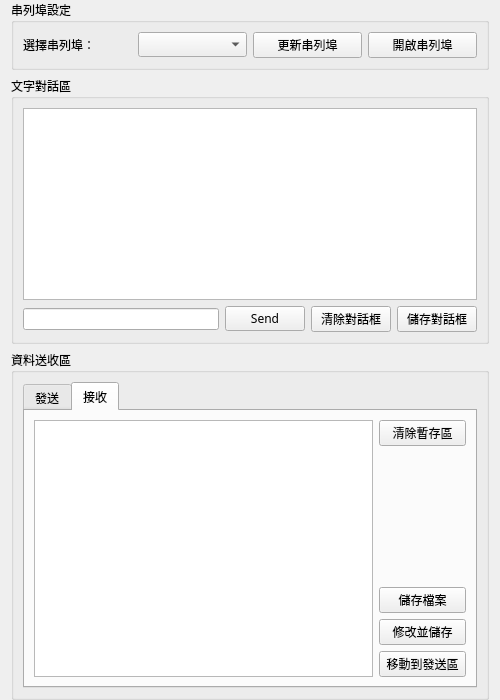
The window that ui/hmi.ui (mickey9910326/ASA_HMI_Data_Agent) describes before a commit, drawn with Qt 5.
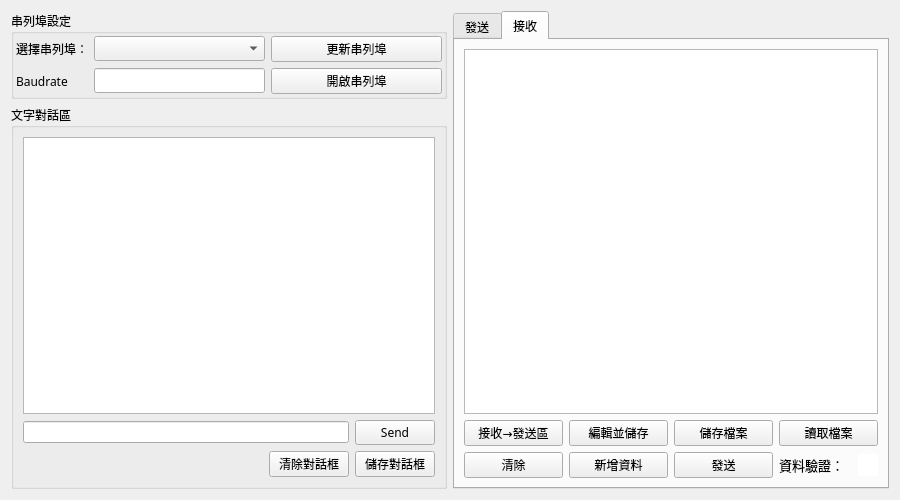
The same window after the commit. The open tabs and pages were chosen to show the change.

Diff of the .ui file:
```diff
--- a/ui/hmi.ui
+++ b/ui/hmi.ui
@@ -6,8 +6,8 @@
    <rect>
     <x>0</x>
     <y>0</y>
-    <width>500</width>
-    <height>700</height>
+    <width>900</width>
+    <height>500</height>
    </rect>
   </property>
   <property name="font">
@@ -15,19 +15,9 @@
     <family>微軟正黑體</family>
    </font>
   </property>
-  <layout class="QVBoxLayout" name="topLayout">
-   <property name="spacing">
-    <number>6</number>
-   </property>
-   <property name="sizeConstraint">
-    <enum>QLayout::SetDefaultConstraint</enum>
-   </property>
-   <property name="topMargin">
-    <number>0</number>
-   </property>
-   <property name="bottomMargin">
-    <number>0</number>
-   </property>
+  <layout class="QHBoxLayout" name="horizontalLayout">
+   <item>
+    <layout class="QVBoxLayout" name="verticalLayout">
    <item>
     <widget class="QGroupBox" name="groupBox_Serial">
      <property name="enabled">
@@ -58,8 +48,28 @@
       <set>Qt::AlignLeading|Qt::AlignLeft|Qt::AlignTop</set>
      </property>
      <layout class="QHBoxLayout" name="horizontalLayout_2">
+        <property name="leftMargin">
+         <number>2</number>
+        </property>
+        <property name="topMargin">
+         <number>2</number>
+        </property>
+        <property name="rightMargin">
+         <number>2</number>
+        </property>
+        <property name="bottomMargin">
+         <number>2</number>
+        </property>
       <item>
-       <widget class="QLabel" name="label">
+         <layout class="QGridLayout" name="gridLayout_3">
+          <item row="0" column="0">
+           <widget class="QLabel" name="s_labelChoosePort">
+            <property name="minimumSize">
+             <size>
+              <width>0</width>
+              <height>24</height>
+             </size>
+            </property>
         <property name="maximumSize">
          <size>
           <width>16777215</width>
@@ -77,30 +87,73 @@
         </property>
        </widget>
       </item>
-      <item>
-       <widget class="QComboBox" name="s_portComboBox"/>
-      </item>
-      <item>
+          <item row="0" column="1">
+           <widget class="QComboBox" name="s_portComboBox">
+            <property name="sizePolicy">
+             <sizepolicy hsizetype="Expanding" vsizetype="Fixed">
+              <horstretch>0</horstretch>
+              <verstretch>0</verstretch>
+             </sizepolicy>
+            </property>
+           </widget>
+          </item>
+          <item row="1" column="1">
+           <widget class="QLineEdit" name="s_lineEditBaudrate"/>
+          </item>
+          <item row="1" column="0">
+           <widget class="QLabel" name="s_labelBaudrte">
+            <property name="maximumSize">
+             <size>
+              <width>16777215</width>
+              <height>16777215</height>
+             </size>
+            </property>
+            <property name="baseSize">
+             <size>
+              <width>0</width>
+              <height>0</height>
+             </size>
+            </property>
+            <property name="text">
+             <string>Baudrate</string>
+            </property>
+           </widget>
+          </item>
+          <item row="0" column="2">
        <widget class="QPushButton" name="s_btnUpdatePortList">
+            <property name="sizePolicy">
+             <sizepolicy hsizetype="Expanding" vsizetype="Fixed">
+              <horstretch>0</horstretch>
+              <verstretch>0</verstretch>
+             </sizepolicy>
+            </property>
         <property name="text">
          <string>更新串列埠</string>
         </property>
        </widget>
       </item>
-      <item>
+          <item row="1" column="2">
        <widget class="QPushButton" name="s_btnPortToggle">
+            <property name="sizePolicy">
+             <sizepolicy hsizetype="Expanding" vsizetype="Fixed">
+              <horstretch>0</horstretch>
+              <verstretch>0</verstretch>
+             </sizepolicy>
+            </property>
         <property name="text">
          <string>開啟串列埠</string>
         </property>
        </widget>
       </item>
      </layout>
+        </item>
+       </layout>
     </widget>
    </item>
    <item>
     <widget class="QGroupBox" name="groupBox_Terminal">
      <property name="sizePolicy">
-      <sizepolicy hsizetype="Preferred" vsizetype="Minimum">
+        <sizepolicy hsizetype="Preferred" vsizetype="Expanding">
        <horstretch>0</horstretch>
        <verstretch>0</verstretch>
       </sizepolicy>
@@ -133,7 +186,7 @@
          <bool>true</bool>
         </property>
         <property name="sizePolicy">
-         <sizepolicy hsizetype="Preferred" vsizetype="Preferred">
+           <sizepolicy hsizetype="Expanding" vsizetype="Expanding">
           <horstretch>0</horstretch>
           <verstretch>0</verstretch>
          </sizepolicy>
@@ -152,79 +205,91 @@
        </widget>
       </item>
       <item>
-       <layout class="QHBoxLayout" name="horizontalLayout">
-        <property name="sizeConstraint">
-         <enum>QLayout::SetFixedSize</enum>
-        </property>
-        <item>
-         <widget class="QLineEdit" name="text_lineEditToBeSend">
-          <property name="enabled">
-           <bool>true</bool>
-          </property>
-          <property name="minimumSize">
+         <layout class="QGridLayout" name="gridLayout_4">
+          <item row="1" column="0">
+           <spacer name="horizontalSpacer">
+            <property name="orientation">
+             <enum>Qt::Horizontal</enum>
+            </property>
+            <property name="sizeHint" stdset="0">
            <size>
-            <width>0</width>
+              <width>40</width>
             <height>20</height>
            </size>
           </property>
-          <property name="font">
-           <font>
-            <family>Consolas</family>
-           </font>
-          </property>
-         </widget>
-        </item>
-        <item>
+           </spacer>
+          </item>
+          <item row="0" column="3">
          <widget class="QPushButton" name="text_btnSend">
           <property name="text">
            <string>Send</string>
           </property>
          </widget>
         </item>
-        <item>
-         <widget class="QPushButton" name="text_btnClearTerminal">
-          <property name="text">
-           <string>清除對話框</string>
+          <item row="0" column="0" colspan="3">
+           <widget class="QLineEdit" name="text_lineEditToBeSend">
+            <property name="enabled">
+             <bool>true</bool>
+            </property>
+            <property name="minimumSize">
+             <size>
+              <width>0</width>
+              <height>20</height>
+             </size>
+            </property>
+            <property name="font">
+             <font>
+              <family>Consolas</family>
+             </font>
           </property>
          </widget>
         </item>
-        <item>
+          <item row="1" column="3">
          <widget class="QPushButton" name="text_btnSaveTerminal">
           <property name="text">
            <string>儲存對話框</string>
           </property>
          </widget>
         </item>
+          <item row="1" column="2">
+           <widget class="QPushButton" name="text_btnClearTerminal">
+            <property name="text">
+             <string>清除對話框</string>
+            </property>
+           </widget>
+          </item>
+          <item row="1" column="1">
+           <spacer name="horizontalSpacer_2">
+            <property name="orientation">
+             <enum>Qt::Horizontal</enum>
+            </property>
+            <property name="sizeHint" stdset="0">
+             <size>
+              <width>40</width>
+              <height>20</height>
+             </size>
+            </property>
+           </spacer>
+          </item>
        </layout>
       </item>
      </layout>
     </widget>
+     </item>
+    </layout>
    </item>
    <item>
-    <widget class="QGroupBox" name="groupBox_SendRead">
-     <property name="sizePolicy">
-      <sizepolicy hsizetype="Preferred" vsizetype="Expanding">
-       <horstretch>0</horstretch>
-       <verstretch>0</verstretch>
-      </sizepolicy>
-     </property>
-     <property name="title">
-      <string>資料送收區</string>
-     </property>
-     <property name="alignment">
-      <set>Qt::AlignLeading|Qt::AlignLeft|Qt::AlignTop</set>
-     </property>
      <layout class="QVBoxLayout" name="verticalLayout_3">
       <item>
        <widget class="QTabWidget" name="tabWidget">
         <property name="sizePolicy">
-         <sizepolicy hsizetype="Preferred" vsizetype="Preferred">
+        <sizepolicy hsizetype="Expanding" vsizetype="Preferred">
           <horstretch>0</horstretch>
           <verstretch>0</verstretch>
          </sizepolicy>
         </property>
         <property name="currentIndex">
-         <number>0</number>
+        <number>1</number>
         </property>
         <widget class="QWidget" name="tabSend">
          <attribute name="title">
@@ -242,84 +307,9 @@
               </property>
              </widget>
             </item>
-           </layout>
-          </item>
           <item>
-           <layout class="QVBoxLayout" name="verticalLayout_5">
-            <item>
-             <widget class="QPushButton" name="send_btnClear">
-              <property name="minimumSize">
-               <size>
-                <width>87</width>
-                <height>0</height>
-               </size>
-              </property>
-              <property name="text">
-               <string>清除暫存區</string>
-              </property>
-             </widget>
-            </item>
-            <item>
-             <widget class="QPushButton" name="send_btnSend">
-              <property name="text">
-               <string>傳送</string>
-              </property>
-             </widget>
-            </item>
-            <item>
-             <spacer name="verticalSpacer_2">
-              <property name="orientation">
-               <enum>Qt::Vertical</enum>
-              </property>
-              <property name="sizeType">
-               <enum>QSizePolicy::Expanding</enum>
-              </property>
-              <property name="sizeHint" stdset="0">
-               <size>
-                <width>10</width>
-                <height>10</height>
-               </size>
-              </property>
-             </spacer>
-            </item>
-            <item>
-             <widget class="QPushButton" name="send_btnQuickSave">
-              <property name="text">
-               <string>儲存檔案</string>
-              </property>
-             </widget>
-            </item>
-            <item>
-             <widget class="QPushButton" name="send_btnSave">
-              <property name="text">
-               <string>編輯並儲存</string>
-              </property>
-             </widget>
-            </item>
-            <item>
-             <widget class="QPushButton" name="send_btnReadFile">
-              <property name="text">
-               <string>讀取檔案</string>
-              </property>
-             </widget>
-            </item>
-            <item>
-             <spacer name="verticalSpacer">
-              <property name="orientation">
-               <enum>Qt::Vertical</enum>
-              </property>
-              <property name="sizeType">
-               <enum>QSizePolicy::Expanding</enum>
-              </property>
-              <property name="sizeHint" stdset="0">
-               <size>
-                <width>10</width>
-                <height>50</height>
-               </size>
-              </property>
-             </spacer>
-            </item>
-            <item>
+            <layout class="QGridLayout" name="gridLayout">
+             <item row="1" column="3">
              <layout class="QHBoxLayout" name="horizontalLayout_6">
               <property name="spacing">
                <number>0</number>
@@ -387,6 +377,69 @@
               </item>
              </layout>
             </item>
+             <item row="0" column="2">
+              <widget class="QPushButton" name="send_btnQuickSave">
+               <property name="text">
+                <string>儲存檔案</string>
+               </property>
+              </widget>
+             </item>
+             <item row="0" column="1">
+              <widget class="QPushButton" name="send_btnSave">
+               <property name="text">
+                <string>編輯並儲存</string>
+               </property>
+              </widget>
+             </item>
+             <item row="1" column="1">
+              <widget class="QPushButton" name="send_btnAddData">
+               <property name="text">
+                <string>新增資料</string>
+               </property>
+              </widget>
+             </item>
+             <item row="1" column="2">
+              <widget class="QPushButton" name="send_btnSend">
+               <property name="text">
+                <string>發送</string>
+               </property>
+              </widget>
+             </item>
+             <item row="0" column="3">
+              <widget class="QPushButton" name="send_btnReadFile">
+               <property name="text">
+                <string>讀取檔案</string>
+               </property>
+              </widget>
+             </item>
+             <item row="1" column="0">
+              <widget class="QPushButton" name="send_btnClear">
+               <property name="minimumSize">
+                <size>
+                 <width>80</width>
+                 <height>0</height>
+                </size>
+               </property>
+               <property name="text">
+                <string>清除</string>
+               </property>
+              </widget>
+             </item>
+             <item row="0" column="0">
+              <widget class="QPushButton" name="send_btnMoveToSend">
+               <property name="minimumSize">
+                <size>
+                 <width>80</width>
+                 <height>0</height>
+                </size>
+               </property>
+               <property name="text">
+                <string>接收→發送區</string>
+               </property>
+              </widget>
+             </item>
+            </layout>
+           </item>
            </layout>
           </item>
          </layout>
@@ -407,65 +460,146 @@
               </property>
              </widget>
             </item>
-           </layout>
-          </item>
           <item>
-           <layout class="QVBoxLayout" name="verticalLayout_6">
+            <layout class="QGridLayout" name="gridLayout_2">
+             <item row="1" column="3">
+              <layout class="QHBoxLayout" name="horizontalLayout_7">
+               <property name="spacing">
+                <number>0</number>
+               </property>
+               <property name="sizeConstraint">
+                <enum>QLayout::SetMinimumSize</enum>
+               </property>
             <item>
-             <widget class="QPushButton" name="rec_btnClear">
-              <property name="minimumSize">
-               <size>
-                <width>87</width>
-                <height>0</height>
-               </size>
+                <widget class="QLabel" name="rec_labelWarn">
+                 <property name="sizePolicy">
+                  <sizepolicy hsizetype="Preferred" vsizetype="Preferred">
+                   <horstretch>0</horstretch>
+                   <verstretch>0</verstretch>
+                  </sizepolicy>
+                 </property>
+                 <property name="font">
+                  <font>
+                   <pointsize>10</pointsize>
+                  </font>
+                 </property>
+                 <property name="layoutDirection">
+                  <enum>Qt::LeftToRight</enum>
               </property>
               <property name="text">
-               <string>清除暫存區</string>
+                  <string>資料驗證：</string>
+                 </property>
+                 <property name="alignment">
+                  <set>Qt::AlignLeading|Qt::AlignLeft|Qt::AlignVCenter</set>
               </property>
              </widget>
             </item>
             <item>
-             <spacer name="verticalSpacer_3">
-              <property name="orientation">
-               <enum>Qt::Vertical</enum>
-              </property>
-              <property name="sizeHint" stdset="0">
+                <widget class="QGraphicsView" name="rec_graphicWarn">
+                 <property name="sizePolicy">
+                  <sizepolicy hsizetype="Fixed" vsizetype="Fixed">
+                   <horstretch>0</horstretch>
+                   <verstretch>0</verstretch>
+                  </sizepolicy>
+                 </property>
+                 <property name="maximumSize">
                <size>
                 <width>20</width>
-                <height>40</height>
-               </size>
-              </property>
-             </spacer>
-            </item>
-            <item>
+                   <height>22</height>
+                  </size>
+                 </property>
+                 <property name="frameShape">
+                  <enum>QFrame::NoFrame</enum>
+                 </property>
+                 <property name="frameShadow">
+                  <enum>QFrame::Plain</enum>
+                 </property>
+                 <property name="lineWidth">
+                  <number>0</number>
+                 </property>
+                 <property name="verticalScrollBarPolicy">
+                  <enum>Qt::ScrollBarAlwaysOff</enum>
+                 </property>
+                 <property name="horizontalScrollBarPolicy">
+                  <enum>Qt::ScrollBarAlwaysOff</enum>
+                 </property>
+                 <property name="sizeAdjustPolicy">
+                  <enum>QAbstractScrollArea::AdjustToContents</enum>
+                 </property>
+                </widget>
+               </item>
+              </layout>
+             </item>
+             <item row="0" column="2">
              <widget class="QPushButton" name="rec_btnQuickSave">
               <property name="text">
                <string>儲存檔案</string>
               </property>
              </widget>
             </item>
-            <item>
+             <item row="0" column="1">
              <widget class="QPushButton" name="rec_btnSave">
               <property name="text">
-               <string>修改並儲存</string>
+                <string>編輯並儲存</string>
               </property>
              </widget>
             </item>
-            <item>
+             <item row="1" column="1">
+              <widget class="QPushButton" name="rec_btnAddData">
+               <property name="text">
+                <string>新增資料</string>
+               </property>
+              </widget>
+             </item>
+             <item row="1" column="2">
+              <widget class="QPushButton" name="rec_btnSend">
+               <property name="text">
+                <string>發送</string>
+               </property>
+              </widget>
+             </item>
+             <item row="0" column="3">
+              <widget class="QPushButton" name="rec_btnReadFile">
+               <property name="text">
+                <string>讀取檔案</string>
+               </property>
+              </widget>
+             </item>
+             <item row="1" column="0">
+              <widget class="QPushButton" name="rec_btnClear">
+               <property name="minimumSize">
+                <size>
+                 <width>80</width>
+                 <height>0</height>
+                </size>
+               </property>
+               <property name="text">
+                <string>清除</string>
+               </property>
+              </widget>
+             </item>
+             <item row="0" column="0">
              <widget class="QPushButton" name="rec_btnMoveToSend">
+               <property name="minimumSize">
+                <size>
+                 <width>80</width>
+                 <height>0</height>
+                </size>
+               </property>
               <property name="text">
-               <string>移動到發送區</string>
+                <string>接收→發送區</string>
               </property>
              </widget>
             </item>
            </layout>
           </item>
          </layout>
+         </item>
+        </layout>
         </widget>
        </widget>
       </item>
      </layout>
-    </widget>
    </item>
   </layout>
  </widget>
```
Left out of the diff: 15 changed lines with no effect on the pictures. Lines whose indentation alone changed are shown as unchanged.
